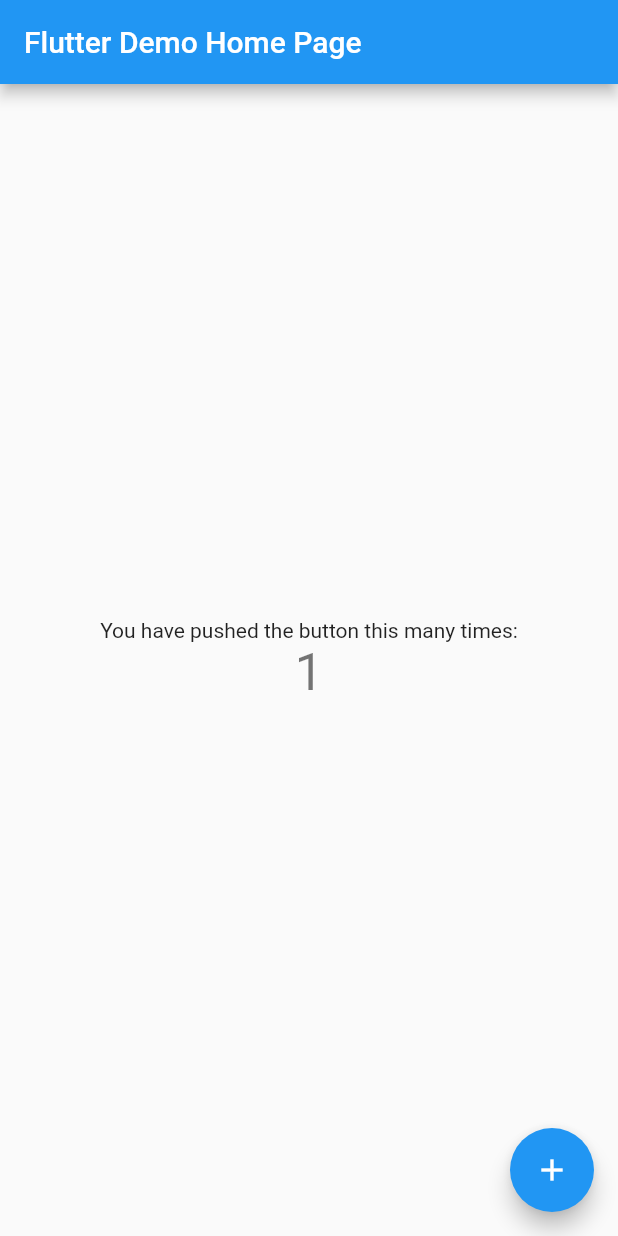
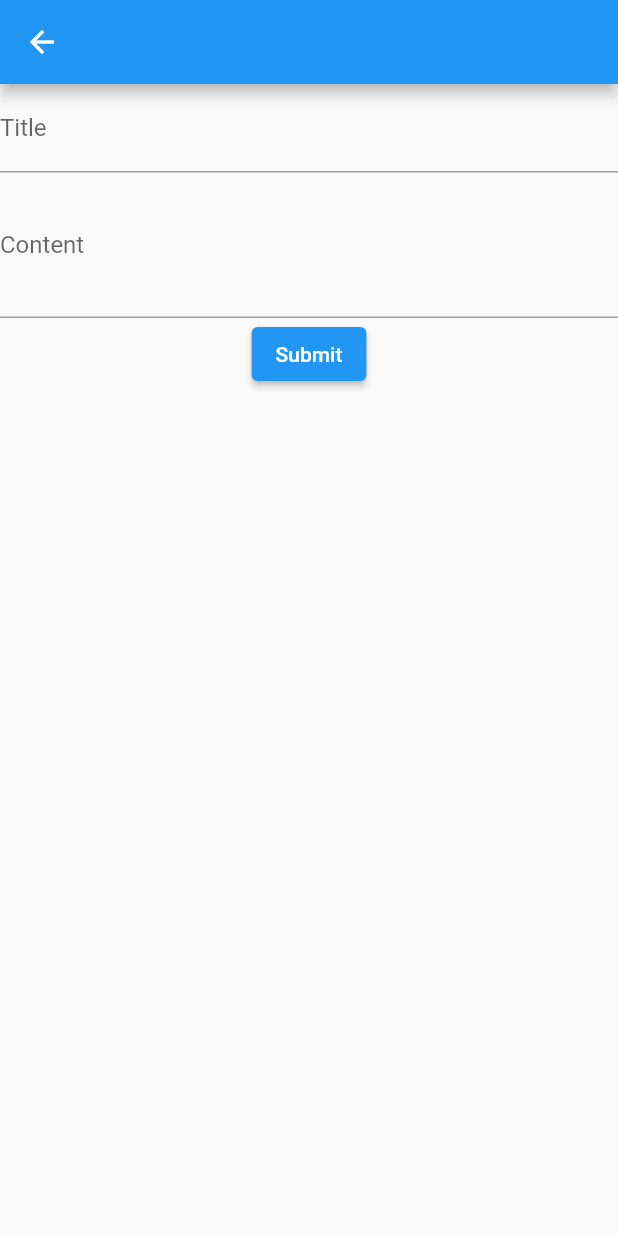
Before and after one commit to premkhandelwal/notes_app1, a Flutter app: the screen it shows after launch, after a tap on the "add" icon, on a phone screen of 412 x 824 dp. Run offline on Flutter 3.47's test engine with Material 2 defaults, Android fonts, the phone set to English and light mode, and no system bars; our stand-ins replace bloc, cloud_firestore, firebase_core, flutter_bloc; accounts and stored records are empty.

Commit message:
Completed home screen design and implemented add note button

```diff
--- /dev/null
+++ b/lib/businessLogic/cubit/notes_cubit.dart
@@ -0,0 +1,8 @@
+import 'package:bloc/bloc.dart';
+import 'package:meta/meta.dart';
+
+part 'notes_state.dart';
+
+class NotesCubit extends Cubit<NotesState> {
+  NotesCubit() : super(NotesInitial());
+}
--- /dev/null
+++ b/lib/businessLogic/cubit/notes_state.dart
@@ -0,0 +1,8 @@
+part of 'notes_cubit.dart';
+
+@immutable
+abstract class NotesState {}
+
+class NotesInitial extends NotesState {
+
+}
--- /dev/null
+++ b/lib/data/notes.dart
@@ -0,0 +1,8 @@
+class Notes {
+  String title;
+  String content;
+  Notes({
+    required this.title,
+    required this.content,
+  });
+}
--- a/lib/main.dart
+++ b/lib/main.dart
@@ -1,113 +1,29 @@
+import 'package:firebase_core/firebase_core.dart';
 import 'package:flutter/material.dart';
+import 'package:flutter_bloc/flutter_bloc.dart';
+import 'package:notes_app1/businessLogic/cubit/notes_cubit.dart';
+import 'package:notes_app1/screens/home_screen.dart';
 
 void main() {
+  WidgetsFlutterBinding.ensureInitialized();
+  Firebase.initializeApp();
   runApp(MyApp());
 }
 
 class MyApp extends StatelessWidget {
-  // This widget is the root of your application.
   @override
   Widget build(BuildContext context) {
-    return MaterialApp(
-      title: 'Flutter Demo',
-      theme: ThemeData(
-        // This is the theme of your application.
-        //
-        // Try running your application with "flutter run". You'll see the
-        // application has a blue toolbar. Then, without quitting the app, try
-        // changing the primarySwatch below to Colors.green and then invoke
-        // "hot reload" (press "r" in the console where you ran "flutter run",
-        // or simply save your changes to "hot reload" in a Flutter IDE).
-        // Notice that the counter didn't reset back to zero; the application
-        // is not restarted.
-        primarySwatch: Colors.blue,
+    return MultiBlocProvider(
+      providers: [
+        BlocProvider(create: (_) => NotesCubit()),
+      ],
+      child: MaterialApp(
+        title: 'Flutter Demo',
+        theme: ThemeData(
+          primarySwatch: Colors.blue,
+        ),
+        home: HomeScreen(),
       ),
-      home: MyHomePage(title: 'Flutter Demo Home Page'),
     );
   }
 }
-
-class MyHomePage extends StatefulWidget {
-  MyHomePage({Key? key, required this.title}) : super(key: key);
-
-  // This widget is the home page of your application. It is stateful, meaning
-  // that it has a State object (defined below) that contains fields that affect
-  // how it looks.
-
-  // This class is the configuration for the state. It holds the values (in this
-  // case the title) provided by the parent (in this case the App widget) and
-  // used by the build method of the State. Fields in a Widget subclass are
-  // always marked "final".
-
-  final String title;
-
-  @override
-  _MyHomePageState createState() => _MyHomePageState();
-}
-
-class _MyHomePageState extends State<MyHomePage> {
-  int _counter = 0;
-
-  void _incrementCounter() {
-    setState(() {
-      // This call to setState tells the Flutter framework that something has
-      // changed in this State, which causes it to rerun the build method below
-      // so that the display can reflect the updated values. If we changed
-      // _counter without calling setState(), then the build method would not be
-      // called again, and so nothing would appear to happen.
-      _counter++;
-    });
-  }
-
-  @override
-  Widget build(BuildContext context) {
-    // This method is rerun every time setState is called, for instance as done
-    // by the _incrementCounter method above.
-    //
-    // The Flutter framework has been optimized to make rerunning build methods
-    // fast, so that you can just rebuild anything that needs updating rather
-    // than having to individually change instances of widgets.
-    return Scaffold(
-      appBar: AppBar(
-        // Here we take the value from the MyHomePage object that was created by
-        // the App.build method, and use it to set our appbar title.
-        title: Text(widget.title),
-      ),
-      body: Center(
-        // Center is a layout widget. It takes a single child and positions it
-        // in the middle of the parent.
-        child: Column(
-          // Column is also a layout widget. It takes a list of children and
-          // arranges them vertically. By default, it sizes itself to fit its
-          // children horizontally, and tries to be as tall as its parent.
-          //
-          // Invoke "debug painting" (press "p" in the console, choose the
-          // "Toggle Debug Paint" action from the Flutter Inspector in Android
-          // Studio, or the "Toggle Debug Paint" command in Visual Studio Code)
-          // to see the wireframe for each widget.
-          //
-          // Column has various properties to control how it sizes itself and
-          // how it positions its children. Here we use mainAxisAlignment to
-          // center the children vertically; the main axis here is the vertical
-          // axis because Columns are vertical (the cross axis would be
-          // horizontal).
-          mainAxisAlignment: MainAxisAlignment.center,
-          children: <Widget>[
-            Text(
-              'You have pushed the button this many times:',
-            ),
-            Text(
-              '$_counter',
-              style: Theme.of(context).textTheme.headline4,
-            ),
-          ],
-        ),
-      ),
-      floatingActionButton: FloatingActionButton(
-        onPressed: _incrementCounter,
-        tooltip: 'Increment',
-        child: Icon(Icons.add),
-      ), // This trailing comma makes auto-formatting nicer for build methods.
-    );
-  }
-}
--- /dev/null
+++ b/lib/screens/enter_notes_screen.dart
@@ -0,0 +1,53 @@
+import 'package:cloud_firestore/cloud_firestore.dart';
+import 'package:flutter/material.dart';
+
+class EnterNotesScreen extends StatelessWidget {
+  const EnterNotesScreen({Key? key}) : super(key: key);
+
+  @override
+  Widget build(BuildContext context) {
+    TextEditingController titleController =
+        new TextEditingController();
+    TextEditingController contentController =
+        new TextEditingController();
+
+      CollectionReference notes = FirebaseFirestore.instance.collection('notes');
+    Future<void> addUser() {
+      // Call the user's CollectionReference to add a new user
+
+      return notes
+          .add({
+            'title': "${titleController.text}", // John Doe
+            'content': "${contentController.text}",// 42
+          })
+          .then((value) => print("Note Added"))
+          .catchError((error) => print("Failed to add user: $error"));
+    }
+    return Scaffold(
+      appBar: AppBar(),
+      body: Column(
+        children: [
+          TextFormField(
+
+            controller: titleController,
+            onTap: () {
+
+            },
+            decoration: InputDecoration(labelText: "Title",),
+            // initialValue: "Title",
+          ),
+            TextFormField(
+maxLines: 3,
+            controller: contentController,
+            onTap: () {
+
+            },
+            decoration: InputDecoration(labelText: "Content",),
+            // initialValue: "Title",
+          ),
+          ElevatedButton(onPressed: addUser,child: Text("Submit"),)
+        ],
+      ),
+    );
+  }
+}
--- /dev/null
+++ b/lib/screens/home_screen.dart
@@ -0,0 +1,259 @@
+import 'package:cloud_firestore/cloud_firestore.dart';
+import 'package:flutter/material.dart';
+import 'package:notes_app1/screens/enter_notes_screen.dart';
+
+class HomeScreen extends StatefulWidget {
+  HomeScreen({Key? key}) : super(key: key);
+
+  @override
+  _HomeScreenState createState() => _HomeScreenState();
+}
+
+class _HomeScreenState extends State<HomeScreen> {
+  @override
+  Widget build(BuildContext context) {
+    final size = MediaQuery.of(context).size;
+    return Scaffold(
+      appBar: AppBar(
+        title: Text("Notes App"),
+        centerTitle: true,
+        backgroundColor: Colors.cyan,
+      ),
+      bottomSheet: bottomNavigationBar(context, size),
+      backgroundColor: Colors.white,
+      body: Column(
+        mainAxisSize: MainAxisSize.min,
+        children: [
+          Expanded(
+            child: GridView.builder(
+              shrinkWrap: true,
+              itemCount: 2,
+              padding: EdgeInsets.all(10),
+              scrollDirection: Axis.vertical,
+              gridDelegate: SliverGridDelegateWithFixedCrossAxisCount(
+                  childAspectRatio: 0.8,
+                  crossAxisCount: 2,
+                  crossAxisSpacing: 20,
+                  mainAxisSpacing: 20),
+              itemBuilder: (context, index) {
+                return Container(
+                  padding: EdgeInsets.all(10),
+                  decoration: BoxDecoration(
+                    border: Border.all(),
+                    borderRadius: BorderRadius.all(Radius.circular(10)),
+                    color: Colors.transparent,
+                  ),
+                  height: 40,
+                  child: Text(
+                    "Hellocc",
+                    textAlign: TextAlign.center,
+                  ),
+                );
+              },
+            ),
+          ),
+        ],
+      ),
+    );
+  }
+}
+
+Widget bottomNavigationBar(BuildContext context, Size size) {
+  return Container(
+    width: size.width,
+    height: 70,
+    child: Stack(
+      children: [
+        CustomPaint(
+          size: Size(size.width, 70),
+          painter: MyCustomPainter(),
+        ),
+        Center(
+          heightFactor: 0.8,
+          child: FloatingActionButton(
+            onPressed: () {
+              Navigator.of(context).push(MaterialPageRoute(builder: (context)=>EnterNotesScreen()));
+            },
+            child: Icon(Icons.add),
+            backgroundColor: Colors.amber,
+          ),
+        ),
+        Container(
+          width: size.width,
+          height: 70,
+          child: Row(
+            mainAxisAlignment: MainAxisAlignment.spaceEvenly,
+            children: [
+              IconButton(
+                icon: Icon(
+                  Icons.home,
+                  color: Colors.amber,
+                ),
+                onPressed: () {},
+              ),
+              Container(
+                width: size.width * 0.20,
+              ),
+              IconButton(
+                  icon: Icon(
+                    Icons.notifications,
+                    color: Colors.amber,
+                  ),
+                  onPressed: () {}),
+            ],
+          ),
+        )
+      ],
+    ),
+  );
+}
+
+class MyCustomPainter extends CustomPainter {
+  @override
+  void paint(Canvas canvas, Size size) {
+    Paint paint = new Paint()
+      ..color = Colors.black
+      ..strokeJoin = StrokeJoin.round;
+
+    Path path = Path();
+    path.quadraticBezierTo(size.width * 0.20, 0, size.width * 0.35, 0);
+    path.quadraticBezierTo(size.width * 0.40, 0, size.width * 0.40, 20);
+    path.arcToPoint(Offset(size.width * 0.60, 20),
+        radius: Radius.circular(20.0), clockwise: false);
+    path.quadraticBezierTo(size.width * 0.60, 0, size.width * 0.65, 0);
+    path.quadraticBezierTo(size.width * 0.80, 0, size.width, 0);
+    path.lineTo(size.width, size.height);
+    path.lineTo(0, size.height);
+    canvas.drawShadow(path, Colors.black, 5, true);
+    canvas.drawPath(path, paint);
+  }
+
+  @override
+  bool shouldRepaint(covariant CustomPainter oldDelegate) {
+    return false;
+  }
+}
+
+/* import 'package:flutter/material.dart';
+
+
+
+
+class HomeScreen extends StatefulWidget {
+  @override
+  _BottomNavBarV2State createState() => _BottomNavBarV2State();
+}
+
+class _BottomNavBarV2State extends State<HomeScreen> {
+  int currentIndex = 0;
+
+  setBottomBarIndex(index) {
+    setState(() {
+      currentIndex = index;
+    });
+  }
+
+  @override
+  Widget build(BuildContext context) {
+    final Size size = MediaQuery.of(context).size;
+    return Scaffold(
+
+      body: Stack(
+        children: [
+          Positioned(
+            bottom: 0,
+            left: 0,
+            child: Container(
+              width: size.width,
+              height: 80,
+              child: Stack(
+                children: [
+                  CustomPaint(
+                    size: Size(size.width, 80),
+                    painter: BNBCustomPainter(),
+                  ),
+                  Center(
+                    heightFactor: 0.6,
+                    child: FloatingActionButton(backgroundColor: Colors.orange, child: Icon(Icons.shopping_basket), elevation: 0.1, onPressed: () {}),
+                  ),
+                  Container(
+                    width: size.width,
+                    height: 80,
+                    child: Row(
+                      mainAxisAlignment: MainAxisAlignment.spaceEvenly,
+                      children: [
+                        IconButton(
+                          icon: Icon(
+                            Icons.home,
+                            color: Colors.red,
+                          ),
+                          onPressed: () {
+
+                          },
+
+                        ),
+                        IconButton(
+                            icon: Icon(
+                              Icons.restaurant_menu,
+                             color: Colors.red,
+                            ),
+                            onPressed: () {
+
+                            }),
+                        Container(
+                          width: size.width * 0.20,
+                        ),
+                        IconButton(
+                            icon: Icon(
+                              Icons.bookmark,
+                              color: Colors.red,
+                            ),
+                            onPressed: () {
+
+                            }),
+                        IconButton(
+                            icon: Icon(
+                              Icons.notifications,
+                             color: Colors.red,
+                            ),
+                            onPressed: () {
+
+                            }),
+                      ],
+                    ),
+                  )
+                ],
+              ),
+            ),
+          )
+        ],
+      ),
+    );
+  }
+}
+
+class BNBCustomPainter extends CustomPainter {
+  @override
+   void paint(Canvas canvas, Size size) {
+    Paint paint = new Paint()
+      ..color = Colors.white
+      ..style = PaintingStyle.fill;
+
+    Path path = Path();
+    path.quadraticBezierTo(size.width * 0.20, 0, size.width * 0.35, 0);
+    path.quadraticBezierTo(size.width * 0.40, 0, size.width * 0.40, 20);
+    path.arcToPoint(Offset(size.width * 0.60, 20),
+        radius: Radius.circular(20.0), clockwise: false);
+    path.quadraticBezierTo(size.width * 0.60, 0, size.width * 0.65, 0);
+    path.quadraticBezierTo(size.width * 0.80, 0, size.width, 0);
+    path.lineTo(size.width, size.height);
+    path.lineTo(0, size.height);
+    canvas.drawShadow(path, Colors.black, 5, true);
+    canvas.drawPath(path, paint);
+  }
+
+  @override
+  bool shouldRepaint(CustomPainter oldDelegate) {
+    return false;
+  }
+} */
```
Also changed, not shown: pubspec.yaml (+3 -9 lines), pubspec.lock, 1 other file.
